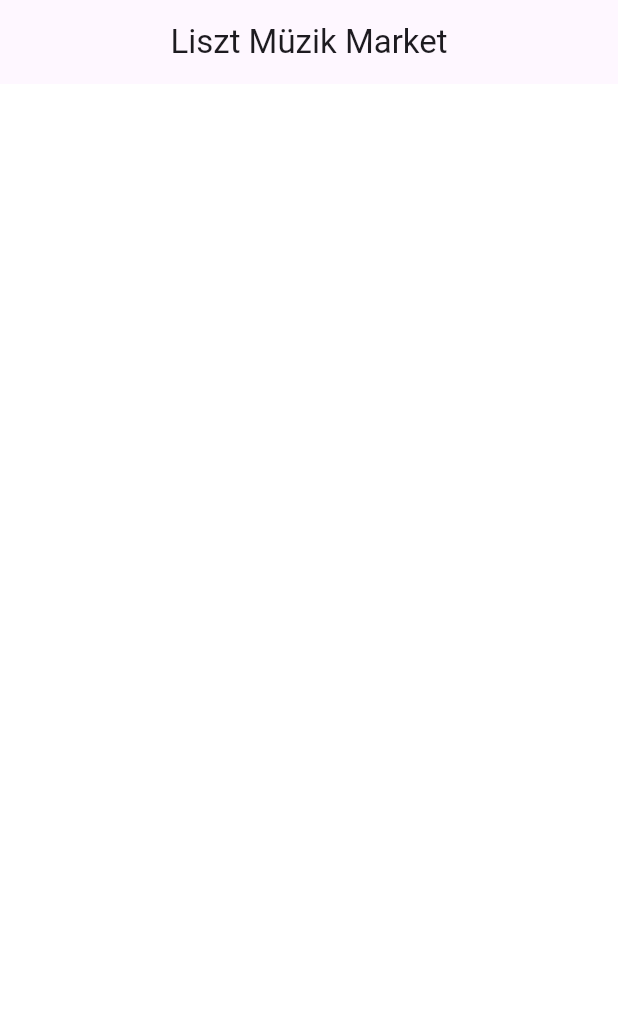
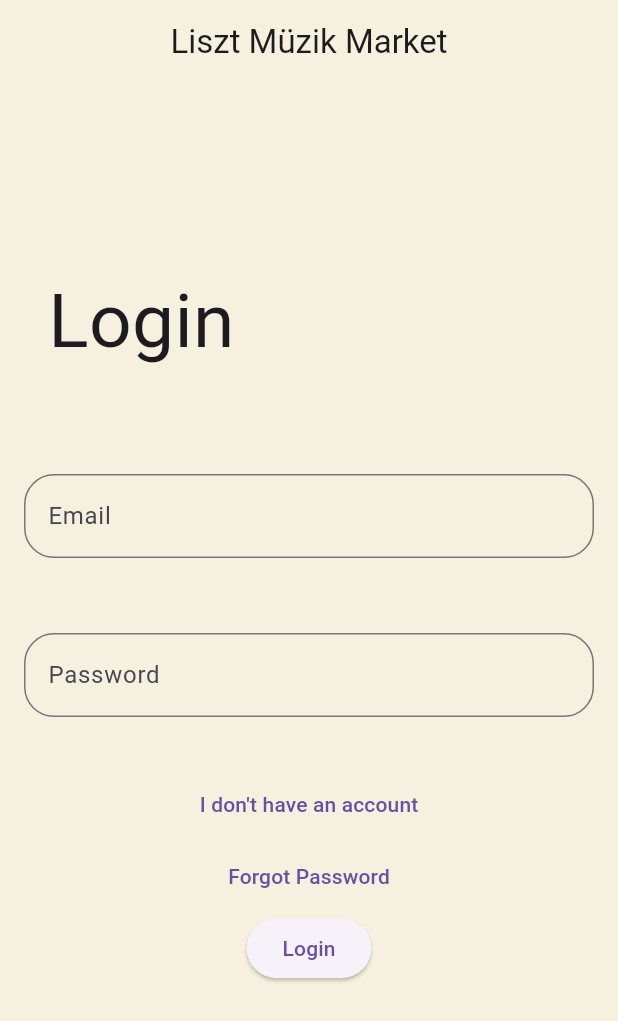
Before and after one commit to outterstellar/marketapp, a Flutter app: the screen it shows after launch, on a phone screen of 412 x 824 dp. Shown: the top 1021 px of the screen. Run offline on Flutter 3.47's test engine with Material 3 defaults, Android fonts, the phone set to English and light mode, and no system bars; our stand-ins replace firebase_core, flutter_screenutil, shared_preferences; accounts and stored records are empty.

Commit message:
Little Changes on Login Screen UI

```diff
--- a/lib/data/constants.dart
+++ b/lib/data/constants.dart
@@ -2,5 +2,6 @@
 import 'package:flutter/material.dart';
 
 class Constants{
-  static Color backgroundColor = Colors.white;
+  static Color backgroundColor = Color(0xffF6F1DE);
+  static Color primaryColor = Color(0xffACD3A8);
 }
--- a/lib/main.dart
+++ b/lib/main.dart
@@ -1,17 +1,17 @@
 import 'package:firebase_core/firebase_core.dart';
 import 'package:flutter/material.dart';
+import 'package:flutter_screenutil/flutter_screenutil.dart';
 import 'package:marketapp/screens/loginscreen.dart';
 import 'package:marketapp/screens/mainscreen.dart';
 import 'package:shared_preferences/shared_preferences.dart';
 
 import 'firebase_options.dart';
+
 SharedPreferences? pref;
-void main()async {
+void main() async {
   WidgetsFlutterBinding.ensureInitialized();
   pref = await SharedPreferences.getInstance();
-  await Firebase.initializeApp(
-    options: DefaultFirebaseOptions.currentPlatform,
-  );
+  await Firebase.initializeApp(options: DefaultFirebaseOptions.currentPlatform);
   runApp(const MyApp());
 }
 
@@ -20,9 +20,15 @@ class MyApp extends StatelessWidget {
 
   @override
   Widget build(BuildContext context) {
-    return MaterialApp(
-      title: 'Material App',
-      home: pref!.getBool("remember") == true ? MainScreen() : LoginScreen(),
+    return ScreenUtilInit(
+      designSize: Size(412, 915),
+      builder: (context, widget) {
+        return MaterialApp(
+          title: 'Material App',
+          home:
+              pref!.getBool("remember") == true ? MainScreen() : LoginScreen(),
+        );
+      },
     );
   }
 }
--- a/lib/screens/loginscreen.dart
+++ b/lib/screens/loginscreen.dart
@@ -1,16 +1,76 @@
 import 'package:flutter/material.dart';
+import 'package:flutter_screenutil/flutter_screenutil.dart';
 import 'package:marketapp/data/constants.dart';
 
+// ignore: must_be_immutable
 class LoginScreen extends StatelessWidget {
-  const LoginScreen({super.key});
-
+  TextEditingController emailController = TextEditingController();
+  TextEditingController passwordController = TextEditingController();
+  LoginScreen({super.key});
   @override
   Widget build(BuildContext context) {
     return Scaffold(
       backgroundColor: Constants.backgroundColor,
       appBar: AppBar(
         title: Text("Liszt Müzik Market"),
+        backgroundColor: Constants.backgroundColor,
         centerTitle: true,
+      ),
+      body: Form(
+        child: Column(
+          children: [
+            Divider(
+              height: 100.h,
+              color: Colors.transparent,
+            ),
+            SizedBox(
+              width: 412.w,
+              child: Padding(
+                padding: const EdgeInsets.all(32.0),
+                child: Text(
+                  "Login",
+                  style: TextStyle(fontSize: 50),
+                  textAlign: TextAlign.left,
+                ),
+              ),
+            ),
+            Divider(height: 20.h,color: Colors.transparent,),
+            Padding(
+              padding: const EdgeInsets.all(16.0),
+              child: TextFormField(
+                controller: emailController,
+                decoration: InputDecoration(
+                  border: OutlineInputBorder(
+                    borderRadius: BorderRadius.circular(20),
+                  ),
+                  hintText: "Email",
+                ),
+              ),
+            ),
+            Divider(height: 20.h, color: Colors.transparent),
+            Padding(
+              padding: const EdgeInsets.all(16.0),
+              child: TextFormField(
+                controller: passwordController,
+                decoration: InputDecoration(
+                  border: OutlineInputBorder(
+                    borderRadius: BorderRadius.circular(20),
+                  ),
+                  hintText: "Password",
+                ),
+                obscureText: true,
+              ),
+            ),
+            Divider(height: 20.h, color: Colors.transparent),
+            TextButton(
+              onPressed: () {},
+              child: Text("I don't have an account"),
+            ),
+            TextButton(onPressed: () {}, child: Text("Forgot Password")),
+
+            ElevatedButton(onPressed: () {}, child: Text("Login")),
+          ],
+        ),
       ),
     );
   }
```
